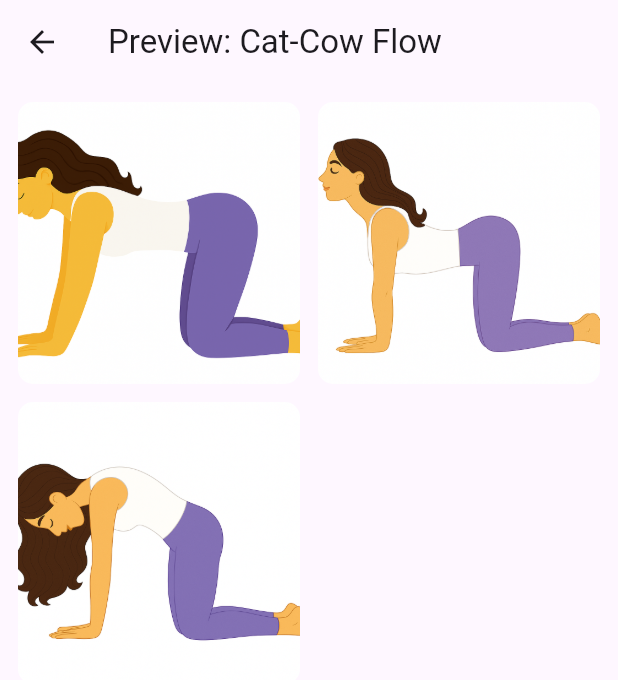
After one commit to KrishPatel1605/Modular-Yoga-Session-App, a Flutter app: the screen it shows after launch, after a tap on the "remove red eye" icon, on a phone screen of 412 x 824 dp. The commit adds this screen. Shown: the top 680 px of the screen. Run offline on Flutter 3.47's test engine with Material 3 defaults, Android fonts, the phone set to English and light mode, and no system bars; our stand-ins replace just_audio.

Commit message:
progress bar and preview screen

```diff
--- a/lib/screens/home_screen.dart
+++ b/lib/screens/home_screen.dart
@@ -2,6 +2,7 @@
 import 'dart:convert';
 import 'package:flutter/material.dart';
 import 'package:flutter/services.dart';
+import 'package:modular_yoga_session_app/screens/preview_screen.dart';
 import '../models/yoga_session.dart';
 import 'session_screen.dart';
 
@@ -24,7 +25,9 @@ class _HomeScreenState extends State<HomeScreen> {
   Future<void> loadSessions() async {
     final manifestContent = await rootBundle.loadString('AssetManifest.json');
     final Map<String, dynamic> manifestMap = json.decode(manifestContent);
-    final jsonFiles = manifestMap.keys.where((path) => path.startsWith('assets/poses/') && path.endsWith('.json'));
+    final jsonFiles = manifestMap.keys.where(
+      (path) => path.startsWith('assets/poses/') && path.endsWith('.json'),
+    );
 
     List<YogaSession> loadedSessions = [];
     for (final path in jsonFiles) {
@@ -40,21 +43,45 @@ class _HomeScreenState extends State<HomeScreen> {
   Widget build(BuildContext context) {
     return Scaffold(
       appBar: AppBar(title: const Text('Yoga Sessions')),
-      body: sessions.isEmpty
+      body:
+          sessions.isEmpty
               ? const Center(child: CircularProgressIndicator())
               : ListView.builder(
                 itemCount: sessions.length,
                 itemBuilder: (_, i) {
                   final session = sessions[i];
+                  // In itemBuilder inside ListView.builder
                   return ListTile(
                     title: Text(session.metadata.title),
                     subtitle: Text(session.metadata.category),
-                  trailing: const Icon(Icons.arrow_forward),
-                  onTap: () => Navigator.push(
+                    trailing: Row(
+                      mainAxisSize: MainAxisSize.min,
+                      children: [
+                        IconButton(
+                          icon: const Icon(Icons.remove_red_eye),
+                          tooltip: 'Preview',
+                          onPressed:
+                              () => Navigator.push(
                                 context,
                                 MaterialPageRoute(
-                      builder: (_) => SessionScreen(session: session),
+                                  builder:
+                                      (_) => PreviewScreen(session: session),
                                 ),
+                              ),
+                        ),
+                        IconButton(
+                          icon: const Icon(Icons.arrow_forward),
+                          tooltip: 'Start Session',
+                          onPressed:
+                              () => Navigator.push(
+                                context,
+                                MaterialPageRoute(
+                                  builder:
+                                      (_) => SessionScreen(session: session),
+                                ),
+                              ),
+                        ),
+                      ],
                     ),
                   );
                 },
--- /dev/null
+++ b/lib/screens/preview_screen.dart
@@ -0,0 +1,44 @@
+import 'package:flutter/material.dart';
+import '../models/yoga_session.dart';
+
+class PreviewScreen extends StatelessWidget {
+  final YogaSession session;
+
+  const PreviewScreen({super.key, required this.session});
+
+  @override
+  Widget build(BuildContext context) {
+    // Gather unique imageRefs from all script lines
+    final imagePaths = <String>{};
+    for (final segment in session.sequence) {
+      for (final line in segment.script) {
+        imagePaths.add(session.assets.images[line.imageRef] ?? '');
+      }
+    }
+
+    // Remove any empty paths
+    final filteredPaths = imagePaths.where((p) => p.isNotEmpty).toList();
+
+    return Scaffold(
+      appBar: AppBar(title: Text('Preview: ${session.metadata.title}')),
+      body: filteredPaths.isEmpty
+          ? const Center(child: Text('No preview images available.'))
+          : GridView.builder(
+              padding: const EdgeInsets.all(12),
+              gridDelegate: const SliverGridDelegateWithFixedCrossAxisCount(
+                crossAxisCount: 2,
+                mainAxisSpacing: 12,
+                crossAxisSpacing: 12,
+              ),
+              itemCount: filteredPaths.length,
+              itemBuilder: (_, index) {
+                final imagePath = 'assets/images/${filteredPaths[index]}';
+                return ClipRRect(
+                  borderRadius: BorderRadius.circular(10),
+                  child: Image.asset(imagePath, fit: BoxFit.cover),
+                );
+              },
+            ),
+    );
+  }
+}
```
Also changed, not shown: lib/screens/session_screen.dart (+48 -9 lines), lib/services/session_manager.dart (+15 -2 lines). Lines whose indentation alone changed are shown as unchanged.
